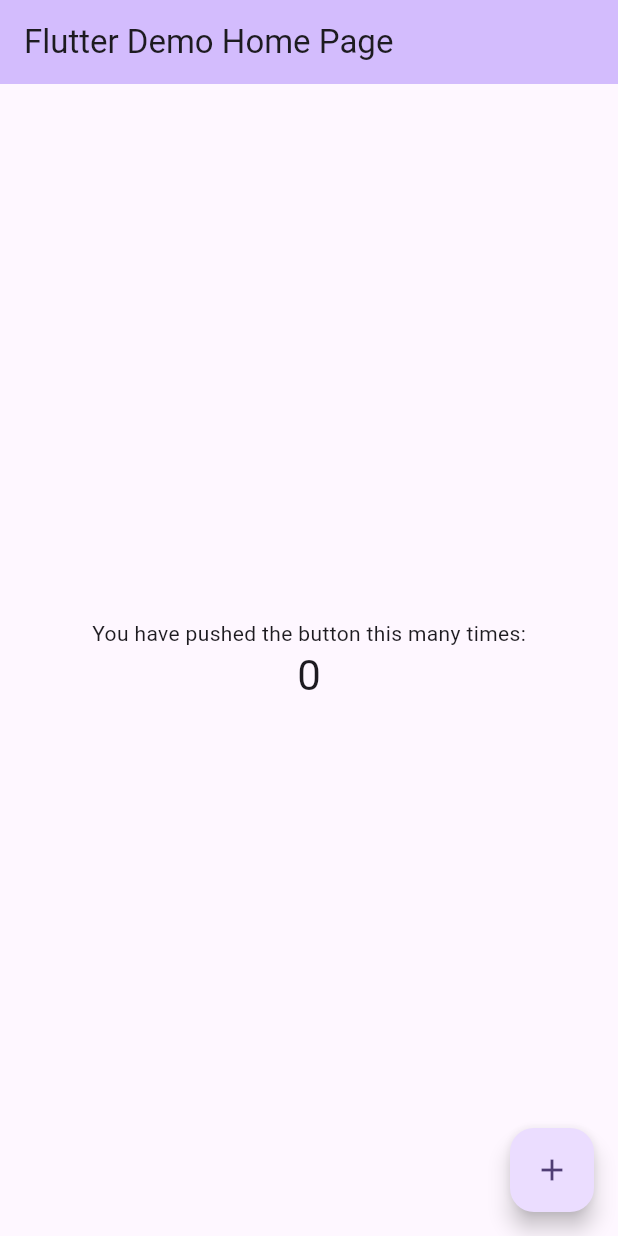
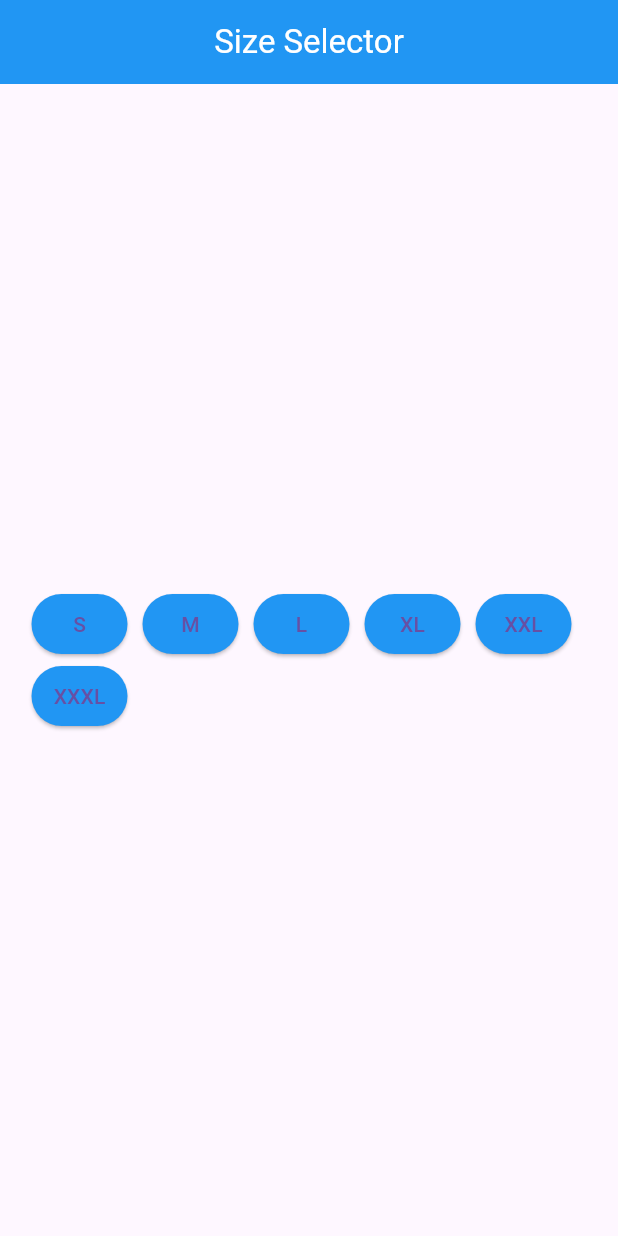
Before and after one commit to sudipto-dev-app/livetestmod9, a Flutter app: the screen it shows after launch, on a phone screen of 412 x 824 dp. Run offline on Flutter 3.47's test engine with Material 3 defaults, Android fonts, the phone set to English and light mode, and no system bars.

Commit message:
last commit

```diff
--- a/lib/main.dart
+++ b/lib/main.dart
@@ -1,125 +1,82 @@
 import 'package:flutter/material.dart';
 
 void main() {
-  runApp(const MyApp());
+  runApp(SizeSelectorApp());
 }
 
-class MyApp extends StatelessWidget {
-  const MyApp({super.key});
-
-  // This widget is the root of your application.
+class SizeSelectorApp extends StatelessWidget {
   @override
   Widget build(BuildContext context) {
     return MaterialApp(
-      title: 'Flutter Demo',
-      theme: ThemeData(
-        // This is the theme of your application.
-        //
-        // TRY THIS: Try running your application with "flutter run". You'll see
-        // the application has a purple toolbar. Then, without quitting the app,
-        // try changing the seedColor in the colorScheme below to Colors.green
-        // and then invoke "hot reload" (save your changes or press the "hot
-        // reload" button in a Flutter-supported IDE, or press "r" if you used
-        // the command line to start the app).
-        //
-        // Notice that the counter didn't reset back to zero; the application
-        // state is not lost during the reload. To reset the state, use hot
-        // restart instead.
-        //
-        // This works for code too, not just values: Most code changes can be
-        // tested with just a hot reload.
-        colorScheme: ColorScheme.fromSeed(seedColor: Colors.deepPurple),
-        useMaterial3: true,
-      ),
-      home: const MyHomePage(title: 'Flutter Demo Home Page'),
+      home: SizeSelectorScreen(),
     );
   }
 }
 
-class MyHomePage extends StatefulWidget {
-  const MyHomePage({super.key, required this.title});
-
-  // This widget is the home page of your application. It is stateful, meaning
-  // that it has a State object (defined below) that contains fields that affect
-  // how it looks.
-
-  // This class is the configuration for the state. It holds the values (in this
-  // case the title) provided by the parent (in this case the App widget) and
-  // used by the build method of the State. Fields in a Widget subclass are
-  // always marked "final".
-
-  final String title;
-
+class SizeSelectorScreen extends StatefulWidget {
   @override
-  State<MyHomePage> createState() => _MyHomePageState();
+  _SizeSelectorScreenState createState() => _SizeSelectorScreenState();
 }
 
-class _MyHomePageState extends State<MyHomePage> {
-  int _counter = 0;
+class _SizeSelectorScreenState extends State<SizeSelectorScreen> {
+  String selectedSize = ''; // Store the selected size
 
-  void _incrementCounter() {
+  // Define a function to handle button taps
+  void handleSizeSelection(String size) {
     setState(() {
-      // This call to setState tells the Flutter framework that something has
-      // changed in this State, which causes it to rerun the build method below
-      // so that the display can reflect the updated values. If we changed
-      // _counter without calling setState(), then the build method would not be
-      // called again, and so nothing would appear to happen.
-      _counter++;
+      selectedSize = size;
     });
+
+    // Show a Snackbar with the selected size
+    ScaffoldMessenger.of(context).showSnackBar(
+      SnackBar(
+        content: Text('Selected Size: $size'),
+      ),
+    );
+  }
+
+  // Create a button widget
+  Widget createSizeButton(String size) {
+    return ElevatedButton(
+      onPressed: () => handleSizeSelection(size),
+      style: ElevatedButton.styleFrom(
+        backgroundColor: selectedSize == size ? Colors.green : Colors.blue, // Change color if selected
+        padding: EdgeInsets.all(10),
+      ),
+      child: Text(size),
+    );
   }
 
   @override
   Widget build(BuildContext context) {
-    // This method is rerun every time setState is called, for instance as done
-    // by the _incrementCounter method above.
-    //
-    // The Flutter framework has been optimized to make rerunning build methods
-    // fast, so that you can just rebuild anything that needs updating rather
-    // than having to individually change instances of widgets.
     return Scaffold(
       appBar: AppBar(
-        // TRY THIS: Try changing the color here to a specific color (to
-        // Colors.amber, perhaps?) and trigger a hot reload to see the AppBar
-        // change color while the other colors stay the same.
-        backgroundColor: Theme.of(context).colorScheme.inversePrimary,
-        // Here we take the value from the MyHomePage object that was created by
-        // the App.build method, and use it to set our appbar title.
-        title: Text(widget.title),
+        title: Text('Size Selector',style: TextStyle(color: Colors.white),),
+        centerTitle: true,
+        backgroundColor: Colors.blue,
       ),
       body: Center(
-        // Center is a layout widget. It takes a single child and positions it
-        // in the middle of the parent.
         child: Column(
-          // Column is also a layout widget. It takes a list of children and
-          // arranges them vertically. By default, it sizes itself to fit its
-          // children horizontally, and tries to be as tall as its parent.
-          //
-          // Column has various properties to control how it sizes itself and
-          // how it positions its children. Here we use mainAxisAlignment to
-          // center the children vertically; the main axis here is the vertical
-          // axis because Columns are vertical (the cross axis would be
-          // horizontal).
-          //
-          // TRY THIS: Invoke "debug painting" (choose the "Toggle Debug Paint"
-          // action in the IDE, or press "p" in the console), to see the
-          // wireframe for each widget.
           mainAxisAlignment: MainAxisAlignment.center,
-          children: <Widget>[
-            const Text(
-              'You have pushed the button this many times:',
-            ),
-            Text(
-              '$_counter',
-              style: Theme.of(context).textTheme.headlineMedium,
+          children: [
+            Wrap(
+              children: [
+                createSizeButton('S'),
+                SizedBox(width: 10),
+                createSizeButton('M'),
+                SizedBox(width: 10),
+                createSizeButton('L'),
+                SizedBox(width: 10),
+                createSizeButton('XL'),
+                SizedBox(width: 10),
+                createSizeButton('XXL'),
+                SizedBox(width: 10),
+                createSizeButton('XXXL'),
+              ],
             ),
           ],
         ),
       ),
-      floatingActionButton: FloatingActionButton(
-        onPressed: _incrementCounter,
-        tooltip: 'Increment',
-        child: const Icon(Icons.add),
-      ), // This trailing comma makes auto-formatting nicer for build methods.
     );
   }
 }
```
Also changed, not shown: 1 other file.
